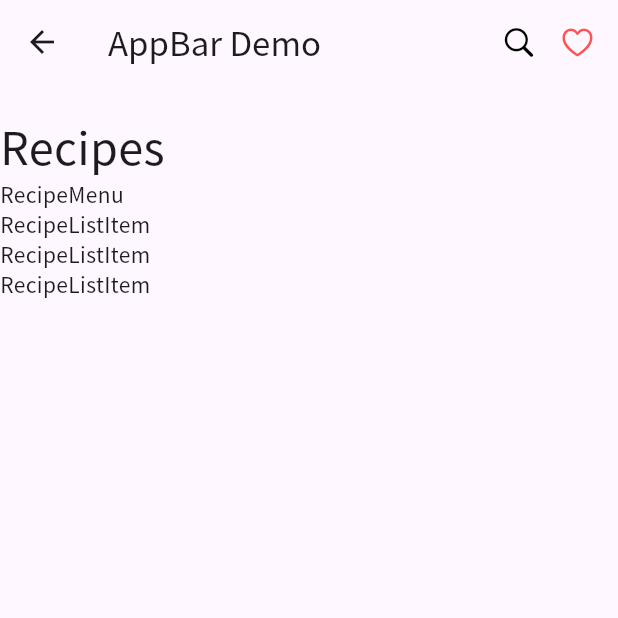
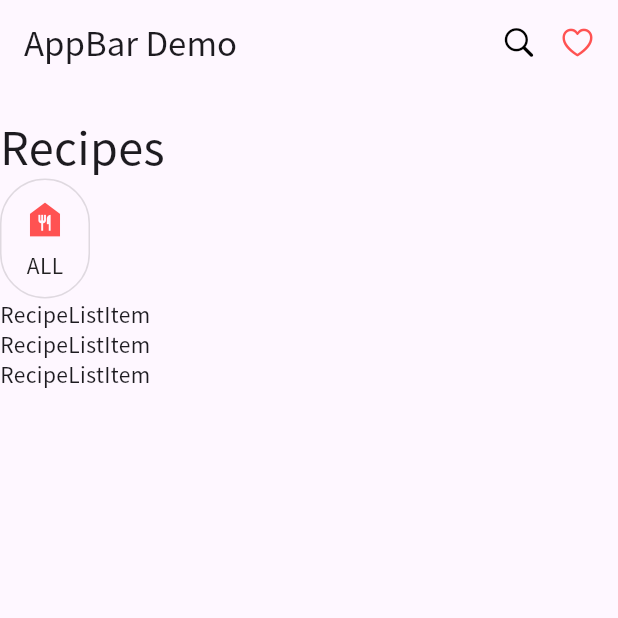
Before and after one commit to daehan-lim/flutter-widget-test, a Flutter app: the RecipePage screen opened directly, on a phone screen of 412 x 824 dp, the top half of it. Run offline on Flutter 3.47's test engine with Material 3 defaults, Android fonts, the phone set to English and light mode, and no system bars; our stand-ins replace flutter_markdown.

Commit message:
Extract menuItem to function

```diff
--- a/lib/main.dart
+++ b/lib/main.dart
@@ -21,7 +21,7 @@ class MyApp extends StatelessWidget {
         fontFamily: 'NotoSansKR'
       ),
       debugShowCheckedModeBanner: false,
-      home: const Containers(),
+      home: const RecipePage(),
     );
   }
 }
--- a/lib/ui/recipe/widgets/recipe_menu.dart
+++ b/lib/ui/recipe/widgets/recipe_menu.dart
@@ -5,6 +5,32 @@ class RecipeMenu extends StatelessWidget {
 
   @override
   Widget build(BuildContext context) {
-    return Text("RecipeMenu");
+    return Row(
+      children: [
+        menuItem(),
+      ],
+    );
+  }
+
+  Container menuItem() {
+    return Container(
+        width: 60,
+        height: 80,
+        decoration: BoxDecoration(
+          borderRadius: BorderRadius.circular(30),
+          border: Border.all(color: Colors.black12),
+        ),
+        child: Column(
+          mainAxisAlignment: MainAxisAlignment.center,
+          children: [
+            Icon(Icons.food_bank, color: Colors.redAccent, size: 30),
+            SizedBox(height: 5),
+            Text(
+              'ALL', // 영어 UI
+              style: TextStyle(color: Colors.black87),
+            ),
+          ],
+        ),
+      );
   }
 }
```
